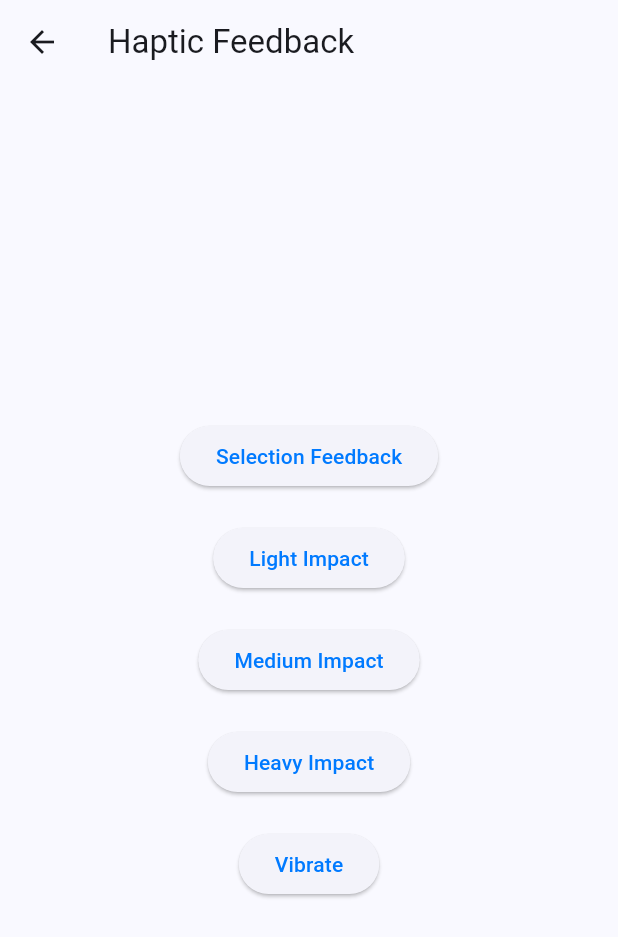
After one commit to etnet-robingeng/test_flutter_package, a Flutter app: the HapticFeedbackPage screen opened directly, on a phone screen of 412 x 824 dp. The commit adds this screen. Shown: the top 937 px of the screen. Run offline on Flutter 3.47's test engine with Material 3 defaults, Android fonts, the phone set to English and light mode, and no system bars; our stand-ins replace flutter_svg; missing offline and left inert: single_child_two_dimensional_scroll_view.

Commit message:
add haptic feedback example

```diff
--- a/example/lib/main.dart
+++ b/example/lib/main.dart
@@ -1,6 +1,7 @@
 import 'package:app_family_materials/customNavBottomBar.dart';
 import 'package:app_family_materials/icons/family_icons_icons.dart';
 import 'package:app_family_materials/model/navBarItem.dart';
+import 'package:example/sections/haptic_feedback.dart';
 import 'package:flutter/material.dart';
 import 'package:app_family_materials/family_themes.dart';
 import 'package:flutter/services.dart';
@@ -73,6 +74,7 @@ class _MyHomePageState extends State<MyHomePage> {
           _navigationListTile('Text Styles', const TextStylePage()),
           _navigationListTile('Shadows & Blurs', const ShadowsBlursStylePage()),
           _navigationListTile('Theme Preview', ThemePreview()),
+          _navigationListTile('Haptic Feedback', HapticFeedbackPage())
         ],
       ),
       bottomNavigationBar: SafeArea(
--- /dev/null
+++ b/example/lib/sections/haptic_feedback.dart
@@ -0,0 +1,54 @@
+import 'package:flutter/material.dart';
+import 'package:flutter/services.dart';
+
+class HapticFeedbackPage extends StatelessWidget {
+  const HapticFeedbackPage({super.key});
+
+  @override
+  Widget build(BuildContext context) {
+    return Scaffold(
+      appBar: AppBar(title: const Text('Haptic Feedback')),
+      body: Center(
+        child: Column(
+          mainAxisAlignment: MainAxisAlignment.center,
+          children: [
+            ElevatedButton(
+              onPressed: () {
+                HapticFeedback.selectionClick();
+              },
+              child: const Text('Selection Feedback'),
+            ),
+            const SizedBox(height: 20),
+            ElevatedButton(
+              onPressed: () {
+                HapticFeedback.lightImpact();
+              },
+              child: const Text('Light Impact'),
+            ),
+            const SizedBox(height: 20),
+            ElevatedButton(
+              onPressed: () {
+                HapticFeedback.mediumImpact();
+              },
+              child: const Text('Medium Impact'),
+            ),
+            const SizedBox(height: 20),
+            ElevatedButton(
+              onPressed: () {
+                HapticFeedback.heavyImpact();
+              },
+              child: const Text('Heavy Impact'),
+            ),
+            const SizedBox(height: 20),
+            ElevatedButton(
+              onPressed: () {
+                HapticFeedback.vibrate();
+              },
+              child: const Text('Vibrate'),
+            ),
+          ],
+        ),
+      ),
+    );
+  }
+}
```
Also changed, not shown: 2 other files.
